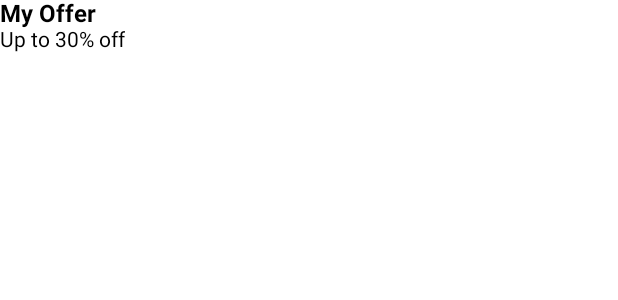
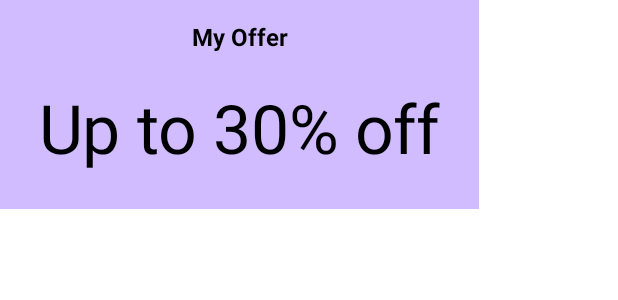
Before and after one commit to avd1729/CoffeeMasters, an Android app built with Jetpack Compose: the @Preview function Offer, on a phone screen of 412 x 824 dp. Shown: the top 300 px of the screen. Run offline under Robolectric (Android 15) with nearby library versions, the phone set to English and light mode, and no system bars.

Commit message:
Working with colors

```diff
--- a/app/src/main/java/com/example/coffeemasters/OffersPage.kt
+++ b/app/src/main/java/com/example/coffeemasters/OffersPage.kt
@@ -1,13 +1,22 @@
 package com.example.coffeemasters
 
+import androidx.compose.foundation.background
 import androidx.compose.foundation.layout.Column
+import androidx.compose.foundation.layout.Spacer
+import androidx.compose.foundation.layout.height
+import androidx.compose.foundation.layout.padding
+import androidx.compose.material3.MaterialTheme
 import androidx.compose.material3.Text
 import androidx.compose.runtime.Composable
+import androidx.compose.ui.Alignment
+import androidx.compose.ui.Modifier
 import androidx.compose.ui.text.TextStyle
 import androidx.compose.ui.tooling.preview.Preview
+import androidx.compose.ui.unit.dp
 import androidx.compose.ui.unit.sp
+import com.example.coffeemasters.ui.theme.Purple80
 
-@Preview(showBackground = true)
+@Preview(showBackground = true, widthDp = 400)
 @Composable
 fun Offer() {
 
@@ -18,12 +27,22 @@ fun Offer() {
             fontFamily = androidx.compose.ui.text.font.FontFamily.SansSerif
         )
 
-    Column() {
+    Column(
+        horizontalAlignment = Alignment.CenterHorizontally,
+        modifier = Modifier
+            .background(Purple80)
+            .padding(16.dp)
+    ) {
         Text(text = "My Offer",
             fontSize = 16.sp,
             style = style
         )
-        Text(text = "Up to 30% off")
+
+        Spacer(modifier = Modifier.height(16.dp))
+        Text(text = "Up to 30% off",
+            style = MaterialTheme.typography.displayMedium,
+            modifier = Modifier.padding(10.dp)
+        )
     }
 
 }
```
Also changed, not shown: app/src/main/java/com/example/coffeemasters/ui/theme/Color.kt (+8 -0 lines), app/src/main/java/com/example/coffeemasters/ui/theme/Theme.kt (+3 -4 lines).
